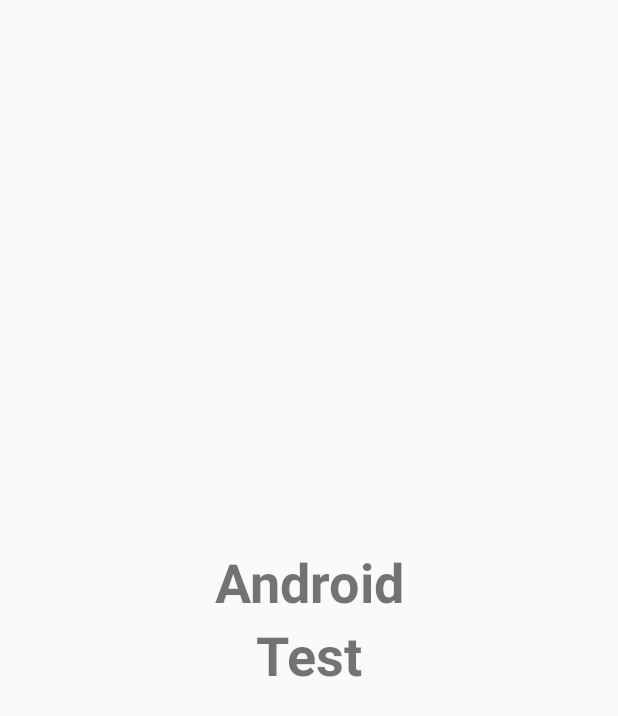
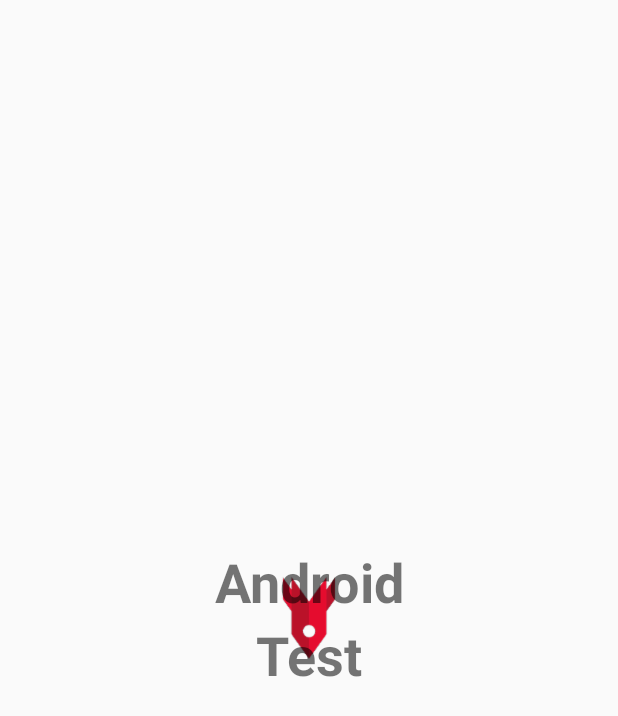
Before and after one commit to mkrol91/AndroidQuestions, an Android app: the layout splash_fragment_second.xml on its own in the app's theme, with its tools: preview values and no code run, on a phone screen of 412 x 824 dp. Shown: the top 716 px of the screen. Run offline under Robolectric (Android 15) with nearby library versions, the phone set to English and light mode, and no system bars.

Commit message:
Added cs_logo_no_background, refactor

```diff
--- a/app/build.gradle
+++ b/app/build.gradle
@@ -24,10 +24,11 @@ android {
 
 dependencies {
     implementation fileTree(dir: 'libs', include: ['*.jar'])
-    implementation"org.jetbrains.kotlin:kotlin-stdlib-jre7:$kotlin_version"
+    implementation "org.jetbrains.kotlin:kotlin-stdlib-jdk7:$kotlin_version"
     implementation 'com.android.support:appcompat-v7:27.1.1'
     implementation 'com.android.support.constraint:constraint-layout:1.1.0'
     testImplementation 'junit:junit:4.12'
     androidTestImplementation 'com.android.support.test:runner:1.0.2'
     androidTestImplementation 'com.android.support.test.espresso:espresso-core:3.0.2'
+    implementation 'com.android.support:design:27.1.1'
 }
--- a/app/src/main/res/layout/splash_fragment_final.xml
+++ b/app/src/main/res/layout/splash_fragment_second.xml
@@ -4,6 +4,16 @@
     android:id="@+id/splash_root"
     android:layout_width="match_parent"
     android:layout_height="match_parent">
+
+    <ImageView
+        android:id="@+id/cs_logo"
+        android:layout_width="wrap_content"
+        android:layout_height="wrap_content"
+        android:src="@drawable/cs_logo_no_background"
+        app:layout_constraintBottom_toBottomOf="parent"
+        app:layout_constraintLeft_toLeftOf="parent"
+        app:layout_constraintRight_toRightOf="parent"
+        app:layout_constraintTop_toTopOf="parent" />
 
     <TextView
         android:id="@+id/androidHeaderSplash"
--- a/app/src/main/res/values/styles.xml
+++ b/app/src/main/res/values/styles.xml
@@ -1,7 +1,7 @@
 <resources>
 
     <!-- Base application theme. -->
-    <style name="AppTheme" parent="Theme.AppCompat.Light.DarkActionBar">
+    <style name="AppTheme" parent="Theme.AppCompat.Light.NoActionBar">
         <!-- Customize your theme here. -->
         <item name="colorPrimary">@color/colorPrimary</item>
         <item name="colorPrimaryDark">@color/colorPrimaryDark</item>
```
Also changed, not shown: app/src/main/java/com/example/mirek/androidquestions/splash/SplashFragment.kt (+25 -4 lines), app/src/main/res/layout/splash_fragment_initial.xml (added, +50 -0 lines), app/src/main/res/drawable-hdpi/cs_logo_no_background.png (added), app/src/main/res/drawable-mdpi/cs_logo_no_background.png (added), app/src/main/res/drawable-xhdpi/cs_logo_no_background.png (added), app/src/main/res/drawable-xxhdpi/cs_logo_no_background.png (added), app/src/main/res/drawable-xxxhdpi/cs_logo_no_background.png (added), 1 other file.
